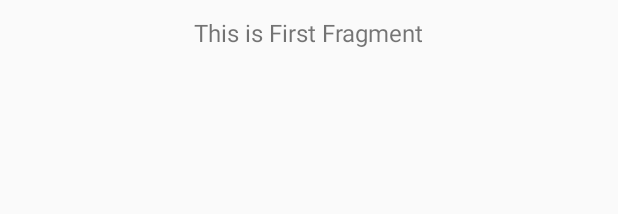
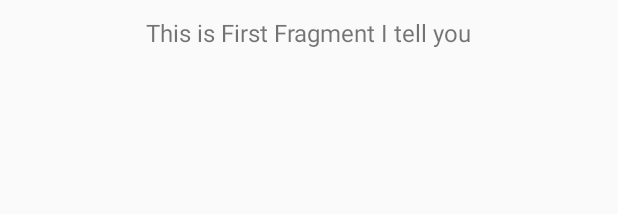
Before and after one commit to RJRogers/Baking, an Android app: the layout fragment_lists.xml on its own in the app's theme, with its tools: preview values and no code run, on a phone screen of 412 x 824 dp. Shown: the top 214 px of the screen. Run offline under Robolectric (Android 15) with nearby library versions, the phone set to English and light mode, and no system bars.

Commit message:
Changed res file

```diff
--- a/app/src/main/res/layout/fragment_lists.xml
+++ b/app/src/main/res/layout/fragment_lists.xml
@@ -14,7 +14,7 @@
         android:layout_height="wrap_content"
         android:layout_centerHorizontal="true"
         android:layout_marginTop="5dp"
-        android:text="This is First Fragment"
+        android:text="This is First Fragment I tell you"
         android:textSize="16sp" />
 
 
```
